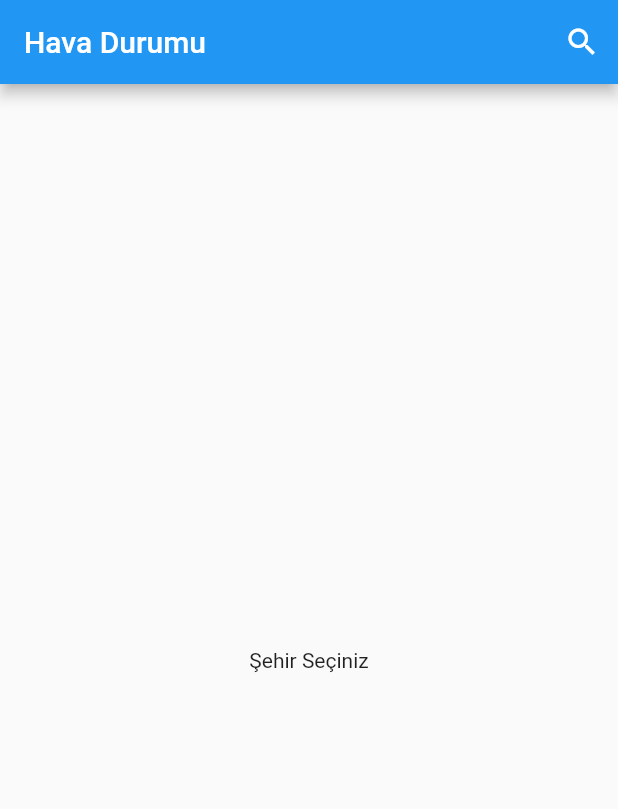
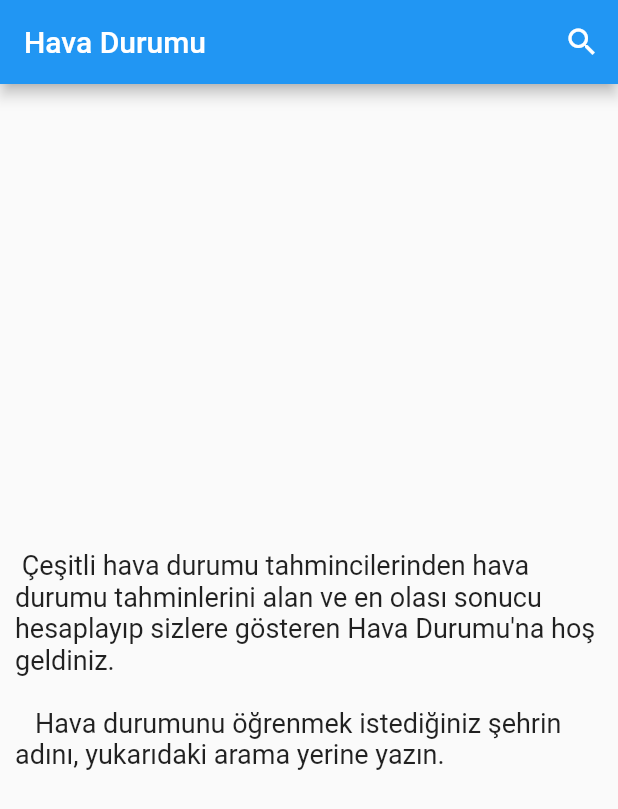
Before and after one commit to feyzagezerer/hava_durumu, a Flutter app: the screen it shows after launch, on a phone screen of 412 x 824 dp. Shown: the top 809 px of the screen. Run offline on Flutter 3.47's test engine with Material 2 defaults, Android fonts, the phone set to English and light mode, and no system bars; our stand-ins replace bloc, equatable, flutter_bloc, get_it.

```diff
--- a/lib/blocs/weather/weather_bloc.dart
+++ b/lib/blocs/weather/weather_bloc.dart
@@ -27,6 +27,14 @@ class WeatherBloc extends Bloc<WeatherEvent, WeatherState> {
       } catch (_) {
         yield WeatherErrorState();
       }
+    } else if (event is RefreshWeatherEvent) {
+      try {
+        final Weather getirilenweather =
+            await weatherRepository.getWeather(event.sehirAdi);
+        yield WeatherLoadedState(weather: getirilenweather);
+      } catch (_) {
+        yield state;
+      }
     }
   }
 }
--- a/lib/blocs/weather/weather_event.dart
+++ b/lib/blocs/weather/weather_event.dart
@@ -13,3 +13,13 @@ class FetchWeatherEvent extends WeatherEvent {
   // TODO: implement props //olaydan
   List<Object> get props => [sehirAdi]; //emin değilim
 }
+
+class RefreshWeatherEvent extends WeatherEvent {
+  final String sehirAdi;
+
+  RefreshWeatherEvent({@required this.sehirAdi});
+
+  @override
+  // TODO: implement props
+  List<Object> get props => [sehirAdi];
+}
--- a/lib/blocs/weather/weather_state.dart
+++ b/lib/blocs/weather/weather_state.dart
@@ -15,15 +15,22 @@ class WeatherLoadingState extends WeatherState {
 }
 
 class WeatherLoadedState extends WeatherState {
-  final Weather weather;
+  Weather weather;
   WeatherLoadedState({@required this.weather});
 
   @override
-
-  List<Object> get props => throw UnimplementedError();
+  List<Object> get props => [
+        weather.title,
+        weather.time,
+        weather.locationType,
+        weather.woeid,
+        weather.lattLong,
+        weather.consolidatedWeather,
+        weather.sources
+      ];
 }
 
 class WeatherErrorState extends WeatherState {
   @override
-  List<Object> get props => throw UnimplementedError();
+  List<Object> get props => [];
 }
--- a/lib/widget/city_select.dart
+++ b/lib/widget/city_select.dart
@@ -12,7 +12,7 @@ class _SehirSecWidgetState extends State<SehirSecWidget> {
   Widget build(BuildContext context) {
     return Scaffold(
       appBar: AppBar(
-        title: Text("Şehir Seç"),
+        title: Text("Şehir Arama"),
       ),
       body: Form(
         child: Row(
@@ -25,7 +25,7 @@ class _SehirSecWidgetState extends State<SehirSecWidget> {
                   controller: _textController,
                   decoration: InputDecoration(
                     labelText: "Şehir",
-                    hintText: "Şehir Seçin",
+                    hintText: "Şehir arayın",
                     border: OutlineInputBorder(),
                   ),
                 ),
--- a/lib/widget/last_update.dart
+++ b/lib/widget/last_update.dart
@@ -15,7 +15,7 @@ class LastUpdateWidget extends StatelessWidget {
 
       return Text(
         'Son güncelleme ' + TimeOfDay.fromDateTime(newDate).format(context),
-        style: TextStyle(fontSize: 28, fontWeight: FontWeight.w500),
+        style: TextStyle(fontSize: 24, fontWeight: FontWeight.w500),
       );
     });
   }
--- a/lib/widget/weather_app.dart
+++ b/lib/widget/weather_app.dart
@@ -1,3 +1,5 @@
+import 'dart:async';
+
 import 'package:flutter/material.dart';
 import 'package:flutter_bloc/flutter_bloc.dart';
 import 'package:hava_durumu/blocs/weather/weather_bloc.dart';
@@ -9,7 +11,7 @@ import 'package:hava_durumu/widget/weather_picture.dart';
 
 class WeatherApp extends StatelessWidget {
   String kullanicininSectigiSehir = "Ankara";
-
+  Completer<void> _refreshCompleter = Completer<void>();
   @override
   Widget build(BuildContext context) {
     final _weatherBloc = BlocProvider.of<WeatherBloc>(context);
@@ -25,7 +27,7 @@ class WeatherApp extends StatelessWidget {
                   context,
                   MaterialPageRoute(builder: (context) => SehirSecWidget()),
                 );
-                debugPrint("secilen sehir " + kullanicininSectigiSehir);
+                // debugPrint("secilen sehir " + kullanicininSectigiSehir);
                 if (kullanicininSectigiSehir != null) {
                   _weatherBloc.add(
                       FetchWeatherEvent(sehirAdi: kullanicininSectigiSehir));
@@ -38,20 +40,35 @@ class WeatherApp extends StatelessWidget {
           builder: (BuildContext context, WeatherState state) {
             if (state is WeatherInitial) {
               return Center(
-                child: Text("Şehir Seçiniz"),
+                child: Padding(
+                  padding: const EdgeInsets.all(10.0),
+                  child: Text(
+                    "\tÇeşitli hava durumu tahmincilerinden hava durumu tahminlerini alan ve en olası sonucu hesaplayıp sizlere gösteren Hava Durumu'na hoş geldiniz.\n\n \t "
+                    "Hava durumunu öğrenmek istediğiniz şehrin adını, yukarıdaki arama yerine yazın.",
+                    style: TextStyle(fontSize: 18),
+                  ),
+                ),
               );
             }
 
-            //  if (state is WeatherLoadingState) {
-            //  return Center(
-            //      child: CircularProgressIndicator(),
-            //      );
-            //      }
+            if (state is WeatherLoadingState) {
+              return Center(
+                child: CircularProgressIndicator(),
+              );
+            }
 
             if (state is WeatherLoadedState) {
               final getirilenWeather = state.weather;
+              _refreshCompleter.complete();
+              _refreshCompleter = Completer();
 
-              return ListView(
+              return RefreshIndicator(
+                onRefresh: () {
+                  _weatherBloc.add(
+                      RefreshWeatherEvent(sehirAdi: getirilenWeather.title));
+                  return _refreshCompleter.future;
+                },
+                child: ListView(
                   children: [
                     Padding(
                         padding: const EdgeInsets.all(10.0),
@@ -73,15 +90,16 @@ class WeatherApp extends StatelessWidget {
                       child: Center(child: MaxMinTemperatureWidget()),
                     ),
                   ],
+                ),
               );
             }
             if (state is WeatherErrorState) {
               return Center(
-                child: Text("hata oluştu"),
+                child: Text("Veri getirilemedi"),
               );
             }
             return Center(
-              child: CircularProgressIndicator(),
+              child: Text("Veri getirilemedi"),
             );
           },
         ),
```
Lines whose indentation alone changed are shown as unchanged.
